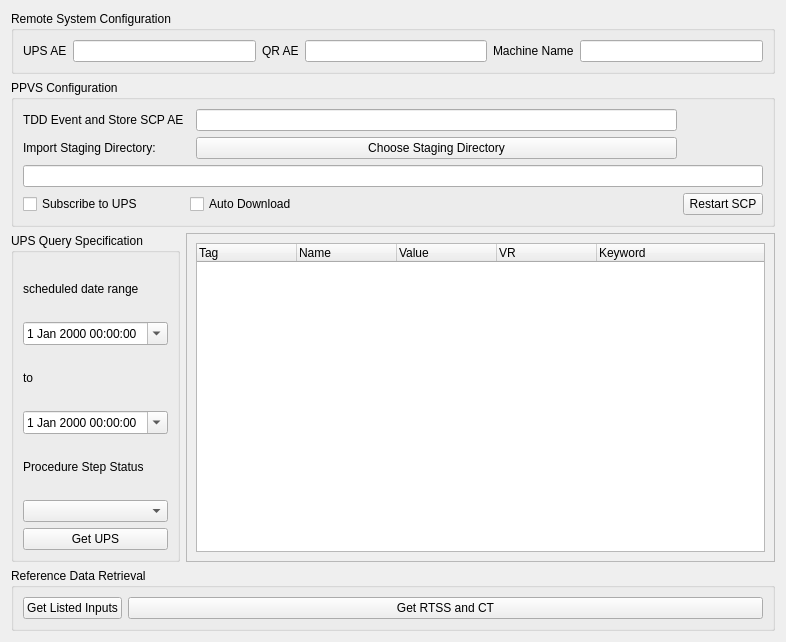
Old version of the form tdwii_plus_examples/tdd/tdd.ui in the repository sjswerdloff/tdwii_plus_examples.
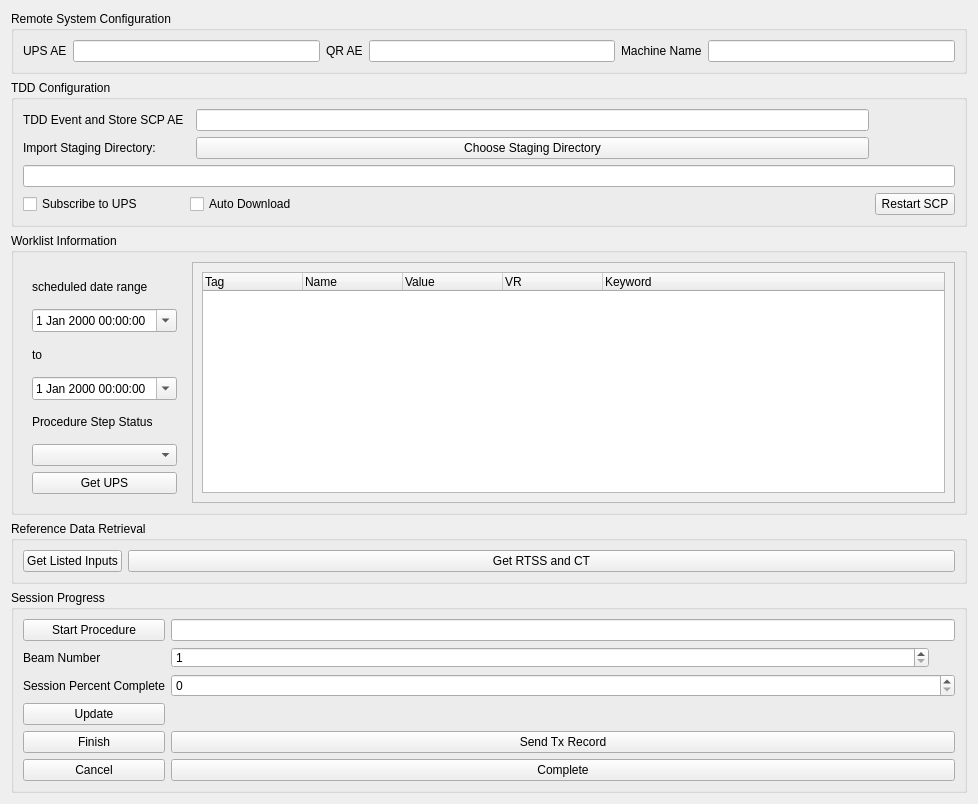
New version of the form.

Diff of the .ui file:
```diff
--- a/tdwii_plus_examples/tdd/tdd.ui
+++ b/tdwii_plus_examples/tdd/tdd.ui
@@ -6,8 +6,8 @@
    <rect>
     <x>0</x>
     <y>0</y>
-    <width>786</width>
-    <height>642</height>
+    <width>978</width>
+    <height>804</height>
    </rect>
   </property>
   <property name="windowTitle">
@@ -20,6 +20,9 @@
       <string>Remote System Configuration</string>
      </property>
      <layout class="QGridLayout" name="gridLayout">
+      <item row="0" column="5">
+       <widget class="QLineEdit" name="machine_name_line_edit"/>
+      </item>
       <item row="0" column="4">
        <widget class="QLabel" name="machine_name_label">
         <property name="text">
@@ -27,9 +30,6 @@
         </property>
        </widget>
       </item>
-      <item row="0" column="5">
-       <widget class="QLineEdit" name="machine_name_line_edit"/>
-      </item>
       <item row="0" column="2">
        <widget class="QLabel" name="qr_ae_label">
         <property name="text">
@@ -40,9 +40,6 @@
       <item row="0" column="3">
        <widget class="QLineEdit" name="qr_ae_line_edit"/>
       </item>
-      <item row="0" column="1">
-       <widget class="QLineEdit" name="ups_ae_line_edit"/>
-      </item>
       <item row="0" column="0">
        <widget class="QLabel" name="ups_ae_label">
         <property name="text">
@@ -50,24 +47,31 @@
         </property>
        </widget>
       </item>
+      <item row="0" column="1">
+       <widget class="QLineEdit" name="ups_ae_line_edit"/>
+      </item>
      </layout>
     </widget>
    </item>
    <item row="1" column="0" colspan="2">
     <widget class="QGroupBox" name="group_box_tdd_scp">
      <property name="title">
-      <string>PPVS Configuration</string>
+      <string>TDD Configuration</string>
      </property>
      <layout class="QGridLayout" name="gridLayout_2">
-      <item row="1" column="0">
-       <widget class="QLabel" name="label">
+      <item row="1" column="2">
+       <widget class="QPushButton" name="import_staging_directory_push_button">
         <property name="text">
-         <string>Import Staging Directory:</string>
+         <string>Choose Staging Directory</string>
         </property>
        </widget>
       </item>
-      <item row="0" column="2">
-       <widget class="QLineEdit" name="tdd_ae_line_edit"/>
+      <item row="3" column="1" colspan="2">
+       <widget class="QCheckBox" name="auto_download_checkbox">
+        <property name="text">
+         <string>Auto Download</string>
+        </property>
+       </widget>
       </item>
       <item row="2" column="0" colspan="4">
        <widget class="QLineEdit" name="import_staging_dir_line_edit"/>
@@ -79,6 +83,23 @@
         </property>
        </widget>
       </item>
+      <item row="1" column="0">
+       <widget class="QLabel" name="label">
+        <property name="text">
+         <string>Import Staging Directory:</string>
+        </property>
+       </widget>
+      </item>
+      <item row="0" column="2">
+       <widget class="QLineEdit" name="tdd_ae_line_edit"/>
+      </item>
+      <item row="3" column="0">
+       <widget class="QCheckBox" name="subscribe_ups_checkbox">
+        <property name="text">
+         <string>Subscribe to UPS</string>
+        </property>
+       </widget>
+      </item>
       <item row="3" column="3">
        <widget class="QPushButton" name="tdd_restart_push_button">
         <property name="text">
@@ -86,50 +107,80 @@
         </property>
        </widget>
       </item>
-      <item row="1" column="2">
-       <widget class="QPushButton" name="import_staging_directory_push_button">
-        <property name="text">
-         <string>Choose Staging Directory</string>
-        </property>
-       </widget>
-      </item>
-      <item row="3" column="0">
-       <widget class="QCheckBox" name="subscribe_ups_checkbox">
+     </layout>
+    </widget>
+   </item>
+   <item row="3" column="0" colspan="2">
+    <widget class="QGroupBox" name="groupBox">
+     <property name="title">
+      <string>Reference Data Retrieval</string>
+     </property>
+     <layout class="QFormLayout" name="formLayout_2">
+      <item row="0" column="0">
+       <widget class="QPushButton" name="get_listed_inputs_push_button">
+        <property name="toolTip">
+         <string extracomment="Will retrieve from all UPS">Will retrieve from all UPS</string>
+        </property>
+        <property name="whatsThis">
+         <string extracomment="Button to get all references from Input Information Sequence">Button to get all references from Input Information Sequence</string>
+        </property>
         <property name="text">
-         <string>Subscribe to UPS</string>
+         <string>Get Listed Inputs</string>
         </property>
        </widget>
       </item>
-      <item row="3" column="1" colspan="2">
-       <widget class="QCheckBox" name="auto_download_checkbox">
+      <item row="0" column="1">
+       <widget class="QPushButton" name="get_rtss_and_ct_push_button">
+        <property name="toolTip">
+         <string>Will retrieve from all UPS</string>
+        </property>
         <property name="text">
-         <string>Auto Download</string>
+         <string>Get RTSS and CT</string>
         </property>
        </widget>
       </item>
      </layout>
     </widget>
    </item>
-   <item row="2" column="0">
-    <widget class="QGroupBox" name="group_box_cfind_request_and_response">
+   <item row="2" column="0" colspan="2">
+    <widget class="QGroupBox" name="groupBox_2">
+     <property name="sizePolicy">
+      <sizepolicy hsizetype="Expanding" vsizetype="Expanding">
+       <horstretch>0</horstretch>
+       <verstretch>0</verstretch>
+      </sizepolicy>
+     </property>
      <property name="title">
-      <string>UPS Query Specification</string>
+      <string>Worklist Information</string>
      </property>
-     <layout class="QGridLayout" name="gridLayout_3">
+     <layout class="QFormLayout" name="formLayout_3">
+      <property name="sizeConstraint">
+       <enum>QLayout::SetNoConstraint</enum>
+      </property>
+      <property name="fieldGrowthPolicy">
+       <enum>QFormLayout::ExpandingFieldsGrow</enum>
+      </property>
+      <property name="horizontalSpacing">
+       <number>-1</number>
+      </property>
+      <property name="verticalSpacing">
+       <number>-1</number>
+      </property>
       <item row="0" column="0">
-       <widget class="QLabel" name="scheduled_date_label">
-        <property name="text">
-         <string>scheduled date range</string>
+       <widget class="QFrame" name="group_box_cfind_request_and_response">
+        <property name="sizePolicy">
+         <sizepolicy hsizetype="Expanding" vsizetype="Expanding">
+          <horstretch>0</horstretch>
+          <verstretch>0</verstretch>
+         </sizepolicy>
         </property>
-       </widget>
-      </item>
-      <item row="1" column="0">
-       <widget class="QDateTimeEdit" name="soonest_date_time_edit">
-        <property name="calendarPopup">
-         <bool>true</bool>
+        <property name="minimumSize">
+         <size>
+          <width>0</width>
+          <height>0</height>
+         </size>
         </property>
-       </widget>
-      </item>
+        <layout class="QGridLayout" name="gridLayout_4">
       <item row="3" column="0">
        <widget class="QDateTimeEdit" name="latest_date_time_edit">
         <property name="enabled">
@@ -147,13 +198,17 @@
         </property>
        </widget>
       </item>
-      <item row="5" column="0">
-       <widget class="QComboBox" name="step_status_combo_box">
-        <property name="maxVisibleItems">
-         <number>6</number>
-        </property>
-        <property name="maxCount">
-         <number>6</number>
+         <item row="1" column="0">
+          <widget class="QDateTimeEdit" name="soonest_date_time_edit">
+           <property name="calendarPopup">
+            <bool>true</bool>
+           </property>
+          </widget>
+         </item>
+         <item row="0" column="0">
+          <widget class="QLabel" name="scheduled_date_label">
+           <property name="text">
+            <string>scheduled date range</string>
         </property>
        </widget>
       </item>
@@ -171,19 +226,23 @@
         </property>
        </widget>
       </item>
+         <item row="5" column="0">
+          <widget class="QComboBox" name="step_status_combo_box">
+           <property name="maxVisibleItems">
+            <number>6</number>
+           </property>
+           <property name="maxCount">
+            <number>6</number>
+           </property>
+          </widget>
+         </item>
      </layout>
     </widget>
    </item>
-   <item row="2" column="1">
+      <item row="0" column="1">
     <widget class="QScrollArea" name="scrollArea">
-     <property name="minimumSize">
-      <size>
-       <width>500</width>
-       <height>300</height>
-      </size>
-     </property>
      <property name="layoutDirection">
-      <enum>Qt::RightToLeft</enum>
+         <enum>Qt::LeftToRight</enum>
      </property>
      <property name="sizeAdjustPolicy">
       <enum>QAbstractScrollArea::AdjustToContents</enum>
@@ -192,19 +251,19 @@
       <bool>true</bool>
      </property>
      <property name="alignment">
-      <set>Qt::AlignLeading|Qt::AlignLeft|Qt::AlignVCenter</set>
+         <set>Qt::AlignCenter</set>
      </property>
      <widget class="QWidget" name="scrollAreaWidgetContents">
       <property name="geometry">
        <rect>
         <x>0</x>
         <y>0</y>
-        <width>538</width>
-        <height>306</height>
-       </rect>
-      </property>
-      <layout class="QGridLayout" name="gridLayout_4">
-       <item row="0" column="0">
+           <width>706</width>
+           <height>177</height>
+          </rect>
+         </property>
+         <layout class="QHBoxLayout" name="horizontalLayout_2">
+          <item>
         <widget class="QTreeWidget" name="ups_response_tree_widget">
          <property name="layoutDirection">
           <enum>Qt::LeftToRight</enum>
@@ -258,23 +317,95 @@
      </widget>
     </widget>
    </item>
-   <item row="3" column="0" colspan="2">
-    <widget class="QGroupBox" name="groupBox">
+     </layout>
+    </widget>
+   </item>
+   <item row="5" column="0" colspan="2">
+    <widget class="QGroupBox" name="groupBox_3">
      <property name="title">
-      <string>Reference Data Retrieval</string>
+      <string>Session Progress</string>
      </property>
-     <layout class="QFormLayout" name="formLayout_2">
+     <layout class="QGridLayout" name="gridLayout_3">
       <item row="0" column="0">
-       <widget class="QPushButton" name="get_listed_inputs_push_button">
+       <widget class="QPushButton" name="in_progress_button">
         <property name="text">
-         <string>Get Listed Inputs</string>
+         <string>Start Procedure</string>
         </property>
        </widget>
       </item>
       <item row="0" column="1">
-       <widget class="QPushButton" name="get_rtss_and_ct_push_button">
+       <widget class="QLineEdit" name="transaction_uid_line_edit">
+        <property name="readOnly">
+         <bool>true</bool>
+        </property>
+       </widget>
+      </item>
+      <item row="1" column="0">
+       <widget class="QLabel" name="beam_number_label">
         <property name="text">
-         <string>Get RTSS and CT</string>
+         <string>Beam Number</string>
+        </property>
+       </widget>
+      </item>
+      <item row="1" column="1">
+       <widget class="QSpinBox" name="beam_number_spin_box">
+        <property name="maximumSize">
+         <size>
+          <width>758</width>
+          <height>21</height>
+         </size>
+        </property>
+        <property name="minimum">
+         <number>1</number>
+        </property>
+       </widget>
+      </item>
+      <item row="2" column="0">
+       <widget class="QLabel" name="session_percent_label">
+        <property name="text">
+         <string>Session Percent Complete</string>
+        </property>
+       </widget>
+      </item>
+      <item row="2" column="1">
+       <widget class="QSpinBox" name="session_percent_spin_box">
+        <property name="maximum">
+         <number>100</number>
+        </property>
+       </widget>
+      </item>
+      <item row="3" column="0">
+       <widget class="QPushButton" name="update_progress_button">
+        <property name="text">
+         <string>Update</string>
+        </property>
+       </widget>
+      </item>
+      <item row="4" column="0">
+       <widget class="QPushButton" name="final_update_button">
+        <property name="text">
+         <string>Finish</string>
+        </property>
+       </widget>
+      </item>
+      <item row="4" column="1">
+       <widget class="QPushButton" name="send_tx_record_button">
+        <property name="text">
+         <string>Send Tx Record</string>
+        </property>
+       </widget>
+      </item>
+      <item row="5" column="0">
+       <widget class="QPushButton" name="cancel_procedure_button">
+        <property name="text">
+         <string>Cancel</string>
+        </property>
+       </widget>
+      </item>
+      <item row="5" column="1">
+       <widget class="QPushButton" name="complete_procedure_button">
+        <property name="text">
+         <string>Complete</string>
         </property>
        </widget>
       </item>
```
Lines whose indentation alone changed are shown as unchanged.
